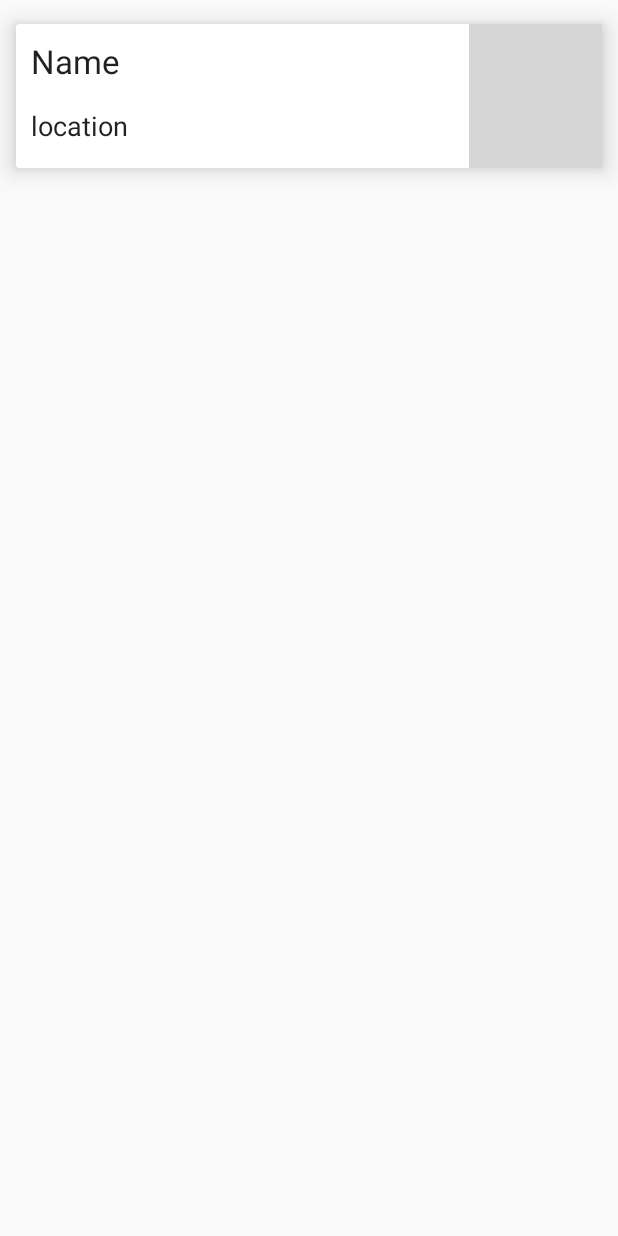
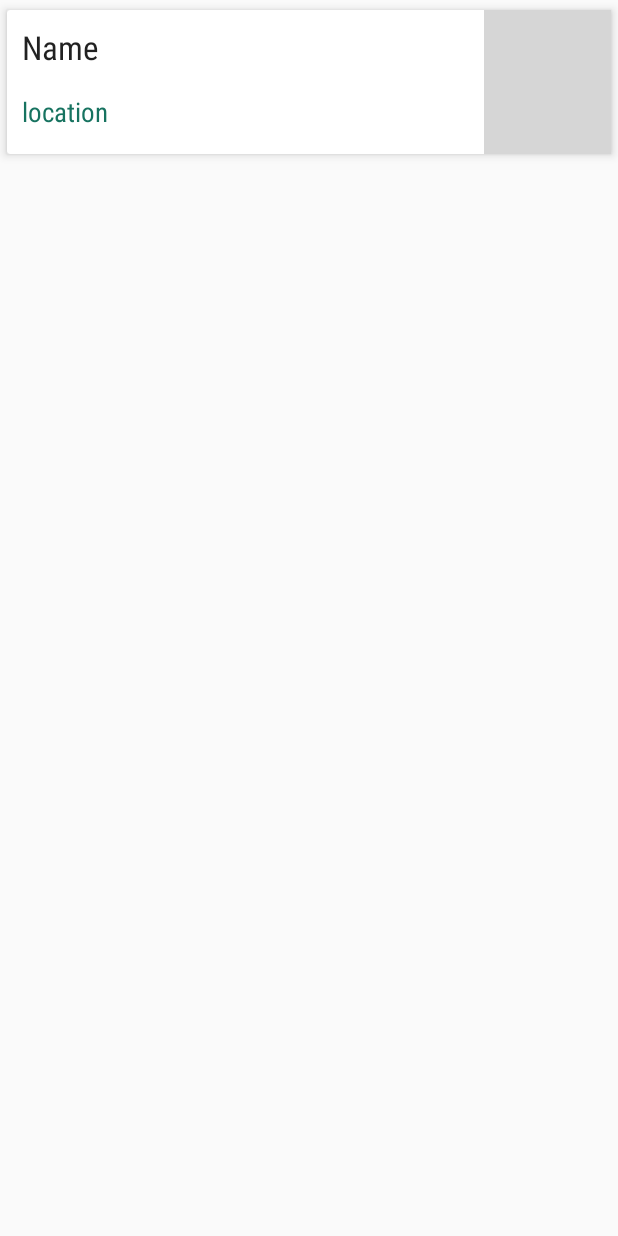
Before and after one commit to darrellboey/FYPBeta, an Android app: the layout row_outlet.xml on its own in the app's theme, with its tools: preview values and no code run, on a phone screen of 412 x 824 dp. Run offline under Robolectric (Android 15) with nearby library versions, the light colour scheme and no system bars; grey boxes are pictures that could not be loaded.

Commit message:
yo its  stable af

```diff
--- a/app/src/main/java/com/example/a15017395/fyptestapp/ContactFragment.java
+++ b/app/src/main/java/com/example/a15017395/fyptestapp/ContactFragment.java
@@ -60,7 +60,7 @@ public class ContactFragment extends Fragment {
 
 
         //Connect to database
-        String url = "https://night-vibes.000webhostapp.com/resources.php";
+        String url = "https://night-vibes.000webhostapp.com/getContacts.php";
         HttpRequest request = new HttpRequest(url);
         request.setMethod("GET");
         request.execute();
--- a/app/src/main/java/com/example/a15017395/fyptestapp/OutletArrayAdapter.java
+++ b/app/src/main/java/com/example/a15017395/fyptestapp/OutletArrayAdapter.java
@@ -7,12 +7,13 @@ import android.net.Uri;
 import android.view.LayoutInflater;
 import android.view.View;
 import android.view.ViewGroup;
+import android.widget.ArrayAdapter;
 import android.widget.ImageButton;
 import android.widget.TextView;
 
 import java.util.ArrayList;
 
-public class OutletArrayAdapter extends ArrayList<Outlet> {
+public class OutletArrayAdapter extends ArrayAdapter<Outlet> {
     private ArrayList<Outlet> objects;
     private Context context;
     private int layoutResourceId;
@@ -20,6 +21,7 @@ public class OutletArrayAdapter extends ArrayList<Outlet> {
 
 
     public OutletArrayAdapter(Context context, int layoutResourceId, ArrayList<Outlet> outletList) {
+        super(context, layoutResourceId, outletList);
         this.context = context;
         this.layoutResourceId = layoutResourceId;
         this.outletList = outletList;
--- a/app/src/main/res/layout/row_outlet.xml
+++ b/app/src/main/res/layout/row_outlet.xml
@@ -9,7 +9,7 @@
         android:layout_width="match_parent"
         android:layout_height="0dp"
         android:layout_weight="1"
-        app:cardElevation="10dp"
+        app:cardElevation="4dp"
         app:cardUseCompatPadding="true">
 
         <LinearLayout
@@ -18,7 +18,7 @@
             android:orientation="horizontal">
 
             <LinearLayout
-                android:layout_width="302dp"
+                android:layout_width="318dp"
                 android:layout_height="match_parent"
                 android:orientation="vertical"
                 android:padding="10dp">
@@ -28,8 +28,11 @@
                     android:layout_width="match_parent"
                     android:layout_height="wrap_content"
                     android:layout_weight="1"
+                    android:fontFamily="sans-serif-condensed"
                     android:text="Name"
-                    android:textAppearance="@android:style/TextAppearance.Large" />
+                    android:textAppearance="@android:style/TextAppearance.Medium"
+                    android:textSize="22dp"
+                    android:typeface="normal" />
 
                 <Space
                     android:layout_width="match_parent"
@@ -41,8 +44,11 @@
                     android:layout_width="match_parent"
                     android:layout_height="wrap_content"
                     android:layout_weight="1"
+                    android:fontFamily="sans-serif-condensed"
                     android:text="location"
-                    android:textAppearance="@android:style/TextAppearance.Medium" />
+                    android:textAppearance="@android:style/TextAppearance.Medium"
+                    android:textColor="@color/colorDark"
+                    android:typeface="serif" />
 
             </LinearLayout>
 
@@ -54,7 +60,7 @@
 
                 <ImageButton
                     android:id="@+id/imageButton"
-                    android:layout_width="match_parent"
+                    android:layout_width="wrap_content"
                     android:layout_height="match_parent"
                     android:background="@color/cardview_light_background"
                     app:srcCompat="@drawable/right" />
--- a/app/src/main/res/values/colors.xml
+++ b/app/src/main/res/values/colors.xml
@@ -9,4 +9,5 @@
     <color name="sidemenubg">#454545</color>
     <color name="selectedbg">#212121</color>
     <color name="fabIconbg">#4f731f</color>
+    <color name="colorDark">#177360</color>
 </resources>
```
Also changed, not shown: app/src/main/java/com/example/a15017395/fyptestapp/OutletActivity.java (+41 -0 lines), app/src/main/res/layout/activity_outlet.xml (+9 -3 lines).
